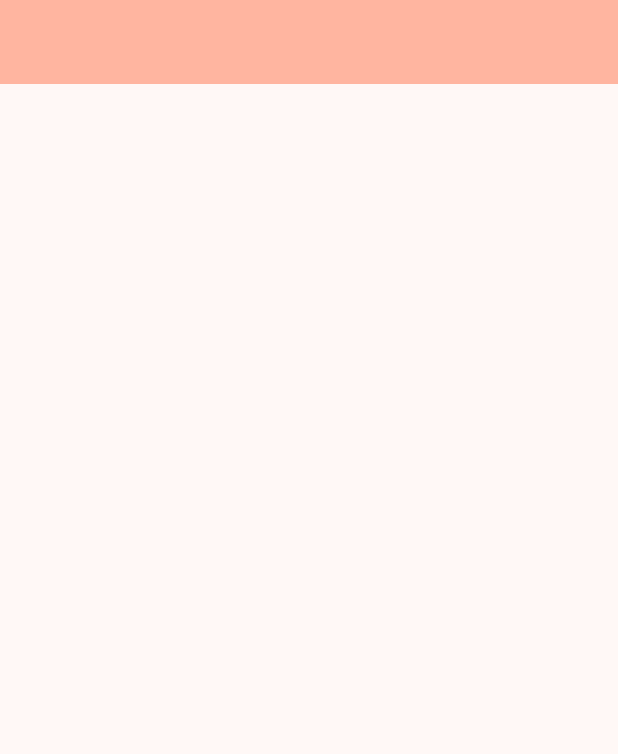
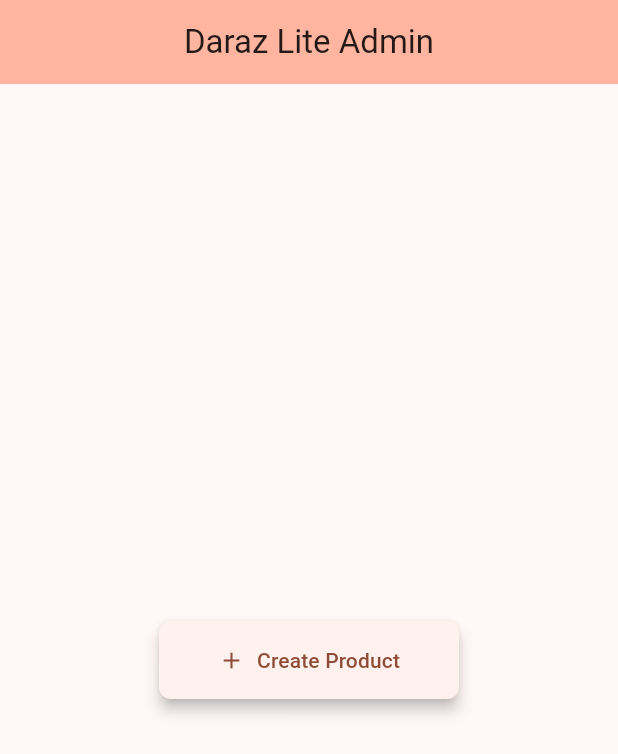
Before and after one commit to kabirdeula/Ecommerce-Admin-Flutter, a Flutter app: the screen it shows after launch, on a phone screen of 412 x 824 dp. Shown: the top 754 px of the screen. Run offline on Flutter 3.47's test engine with Material 2 defaults, Android fonts, the phone set to English and light mode, and no system bars.

Commit message:
added style for button

```diff
--- a/lib/screens/screen.home.dart
+++ b/lib/screens/screen.home.dart
@@ -1,3 +1,5 @@
+import 'package:ecommerce_admin/screens/product/screen.create_product.dart';
+import 'package:ecommerce_admin/styles/button_style.dart';
 import 'package:flutter/material.dart';
 
 class HomeScreen extends StatelessWidget {
@@ -7,7 +9,25 @@ class HomeScreen extends StatelessWidget {
   Widget build(BuildContext context) {
     return Scaffold(
       appBar: AppBar(
+        title: const Text('Daraz Lite Admin'),
         backgroundColor: Theme.of(context).colorScheme.inversePrimary,
+        centerTitle: true,
+      ),
+      body: Center(
+        child: ElevatedButton.icon(
+          onPressed: () {
+            Navigator.of(context).push(
+              MaterialPageRoute(
+                builder: (context) {
+                  return const CreateProduct();
+                },
+              ),
+            );
+          },
+          style: CustomButtonStyle.buttonStyle,
+          icon: const Icon(Icons.add),
+          label: const Text('Create Product'),
+        ),
       ),
     );
   }
--- /dev/null
+++ b/lib/styles/button_style.dart
@@ -0,0 +1,16 @@
+import 'package:flutter/material.dart';
+
+class CustomButtonStyle {
+  static ButtonStyle buttonStyle = ButtonStyle(
+    // backgroundColor: MaterialStateProperty.all<Color>(Colors.amber),
+    // foregroundColor: MaterialStateProperty.all<Color>(Colors.black),
+    padding: MaterialStateProperty.all<EdgeInsets>(const EdgeInsets.all(16.0)),
+    shape: MaterialStateProperty.all<RoundedRectangleBorder>(
+      RoundedRectangleBorder(
+        borderRadius: BorderRadius.circular(8.0),
+      ),
+    ),
+    elevation: MaterialStateProperty.all(4.0),
+    minimumSize: MaterialStateProperty.all<Size>(const Size(200, 50)),
+  );
+}
```
